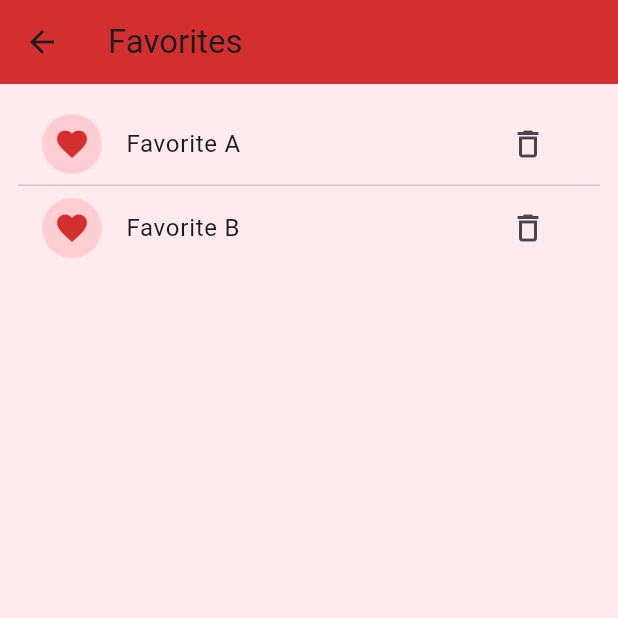
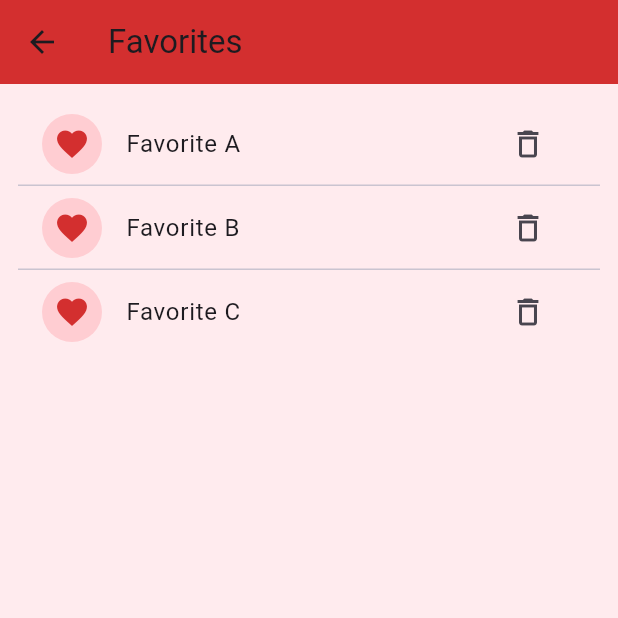
Before and after one commit to nqdat2002/bloc_sharepref, a Flutter app: the FavoritesScreen screen opened directly, on a phone screen of 412 x 824 dp, the top half of it. Run offline on Flutter 3.47's test engine with Material 3 defaults, Android fonts, the phone set to English and light mode, and no system bars; our stand-ins replace bloc, firebase_core, firebase_messaging, flutter_bloc, shared_preferences; accounts and stored records are empty.

Commit message:
update fav

```diff
--- a/lib/screens/favourite_screen.dart
+++ b/lib/screens/favourite_screen.dart
@@ -5,7 +5,8 @@ class FavoritesScreen extends StatelessWidget {
 
   @override
   Widget build(BuildContext context) {
-    final favorites = <String>['Favorite A', 'Favorite B'];
+    final List<String> favorites = ['Favorite A', 'Favorite B', 'Favorite C'];
+
     return Scaffold(
       backgroundColor: Colors.red.shade50,
       appBar: AppBar(
@@ -14,17 +15,28 @@ class FavoritesScreen extends StatelessWidget {
         elevation: 0,
       ),
       body: favorites.isEmpty
-          ? Center(child: Text('No favorites yet', style: TextStyle(color: Colors.red.shade700)))
+          ? Center(
+              child: Text('Không có mục yêu thích', style: TextStyle(color: Colors.red.shade700)),
+            )
           : ListView.separated(
               padding: const EdgeInsets.all(12),
               itemCount: favorites.length,
               separatorBuilder: (_, __) => const Divider(height: 0),
-              itemBuilder: (context, idx) {
-                final item = favorites[idx];
+              itemBuilder: (context, index) {
+                final item = favorites[index];
                 return ListTile(
-                  leading: CircleAvatar(backgroundColor: Colors.red.shade100, child: Icon(Icons.favorite, color: Colors.red.shade700)),
+                  leading: CircleAvatar(
+                    backgroundColor: Colors.red.shade100,
+                    child: Icon(Icons.favorite, color: Colors.red.shade700),
+                  ),
                   title: Text(item),
-                  trailing: IconButton(icon: const Icon(Icons.delete_outline), onPressed: () {/* remove action */}),
+                  trailing: IconButton(
+                    icon: const Icon(Icons.delete_outline),
+                    onPressed: () {
+                      ScaffoldMessenger.of(context).showSnackBar(SnackBar(content: Text('Xoá $item (demo)')));
+                    },
+                  ),
+                  onTap: () {},
                 );
               },
             ),
```
